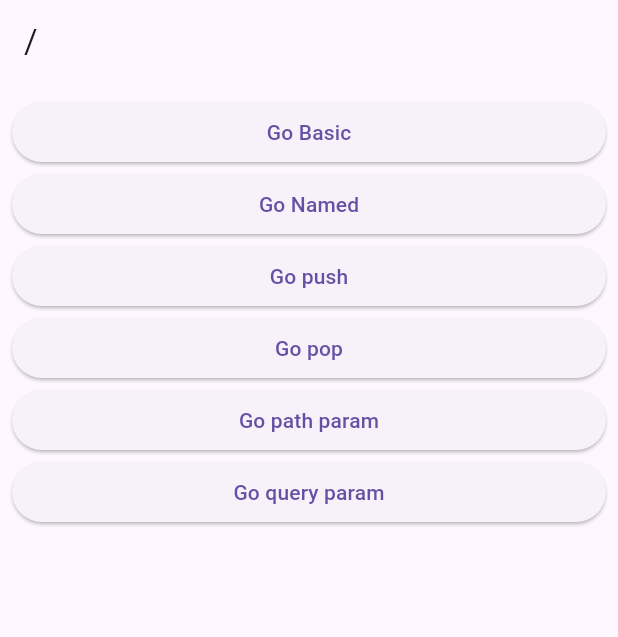
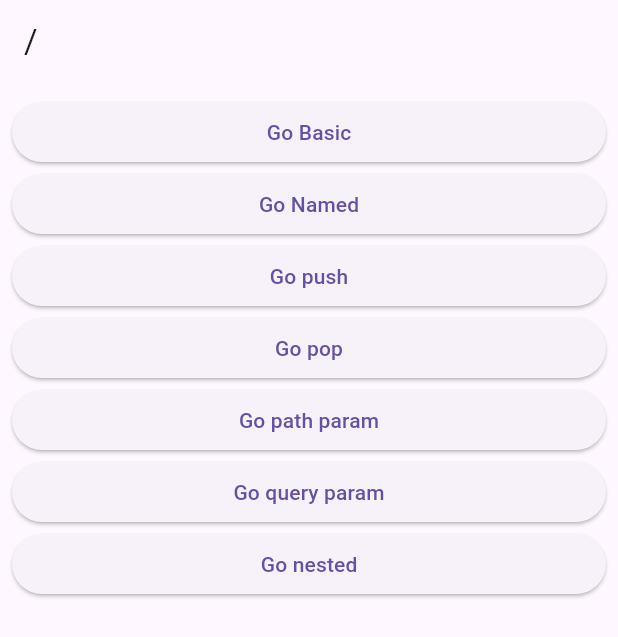
Before and after one commit to sangsang0114/go_router_practice, a Flutter app: the screen it shows after launch, on a phone screen of 412 x 824 dp. Shown: the top 637 px of the screen. Run offline on Flutter 3.47's test engine with Material 3 defaults, Android fonts, the phone set to English and light mode, and no system bars; our stand-ins replace go_router.

Commit message:
shell route

```diff
--- a/lib/route/router.dart
+++ b/lib/route/router.dart
@@ -1,5 +1,3 @@
-import 'dart:ui';
-
 import 'package:go_router/go_router.dart';
 import 'package:go_router_practice/screens/1_basic_screen.dart';
 import 'package:go_router_practice/screens/2_named_screen.dart';
@@ -8,6 +6,8 @@ import 'package:go_router_practice/screens/4_pop_base_screen.dart';
 import 'package:go_router_practice/screens/5_pop_return_screen.dart';
 import 'package:go_router_practice/screens/6_path_param_screen.dart';
 import 'package:go_router_practice/screens/7_query_parameter_screen.dart';
+import 'package:go_router_practice/screens/8_nested_child_screen.dart';
+import 'package:go_router_practice/screens/8_nested_screen.dart';
 import 'package:go_router_practice/screens/root_screen.dart';
 
 final router = GoRouter(
@@ -81,6 +81,31 @@ final router = GoRouter(
                 }),
           ],
         ),
+        ShellRoute(
+          builder: (context, state, child) {
+            return NestedScreen(child: child);
+          },
+          routes: [
+            GoRoute(
+              path: 'nested/a',
+              builder: (_, state) => NestedChildScreen(
+                routeName: '/nested/a',
+              ),
+            ),
+            GoRoute(
+              path: 'nested/b',
+              builder: (_, state) => NestedChildScreen(
+                routeName: '/nested/b',
+              ),
+            ),
+            GoRoute(
+              path: 'nested/c',
+              builder: (_, state) => NestedChildScreen(
+                routeName: '/nested/c',
+              ),
+            ),
+          ],
+        )
       ],
     ),
   ],
--- a/lib/screens/root_screen.dart
+++ b/lib/screens/root_screen.dart
@@ -54,6 +54,12 @@ class RootScreen extends StatelessWidget {
             },
             child: Text('Go query param'),
           ),
+          ElevatedButton(
+            onPressed: () {
+              context.go('/nested/a');
+            },
+            child: Text('Go nested'),
+          ),
         ],
       ),
     );
```
Also changed, not shown: lib/screens/8_nested_child_screen.dart (added, +17 -0 lines), lib/screens/8_nested_screen.dart (added, +57 -0 lines).
